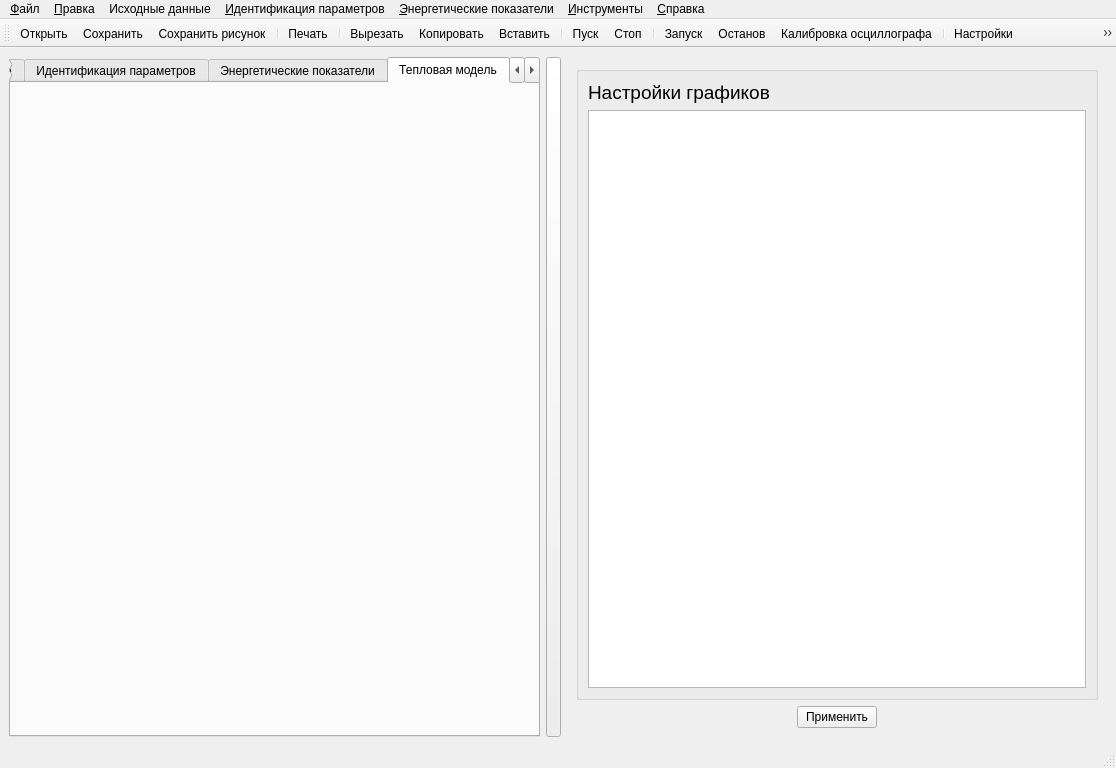
Qt form ImView/mainwindow.ui (Ivanos121/ImView) before a commit.
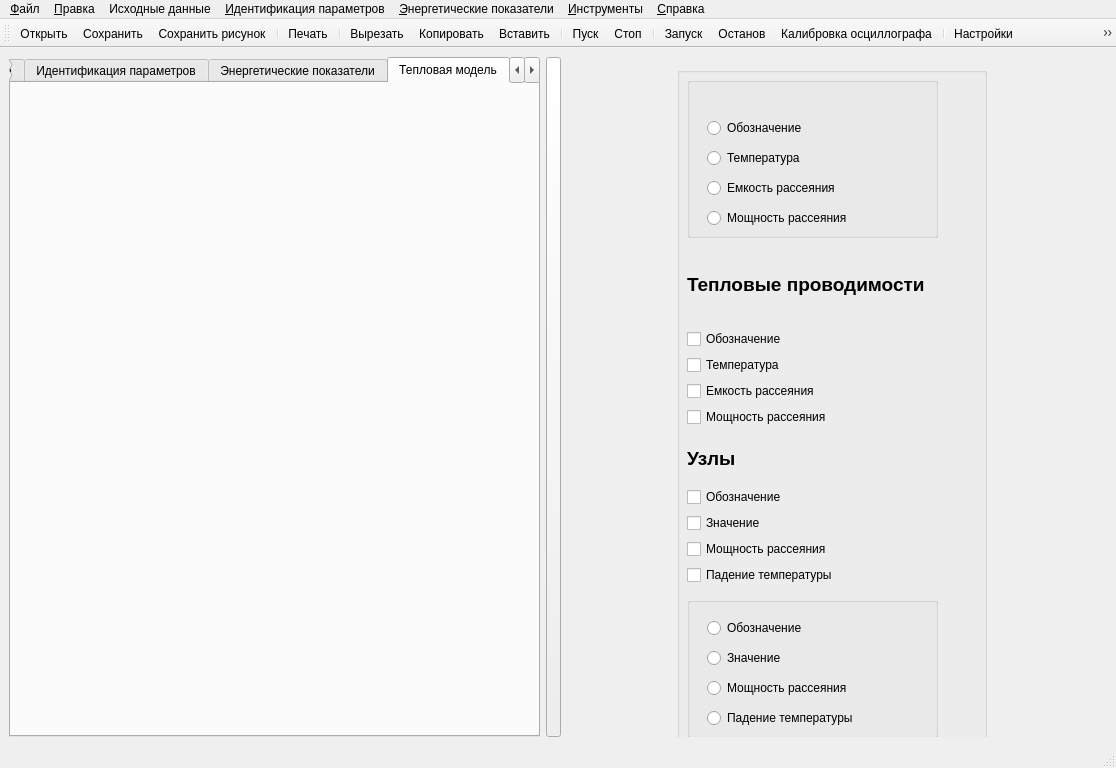
The same form after that commit. The open tabs and pages were chosen to show the change. Icons and pictures are not drawn. Custom widgets are drawn as their Qt base class.

The edit to the form file:
```diff
--- a/ImView/mainwindow.ui
+++ b/ImView/mainwindow.ui
@@ -834,6 +834,365 @@
         </item>
        </layout>
       </widget>
+      <widget class="QWidget" name="page_8">
+       <widget class="QGroupBox" name="groupBox_3">
+        <property name="geometry">
+         <rect>
+          <x>110</x>
+          <y>10</y>
+          <width>310</width>
+          <height>689</height>
+         </rect>
+        </property>
+        <property name="sizePolicy">
+         <sizepolicy hsizetype="Fixed" vsizetype="Preferred">
+          <horstretch>0</horstretch>
+          <verstretch>0</verstretch>
+         </sizepolicy>
+        </property>
+        <property name="maximumSize">
+         <size>
+          <width>310</width>
+          <height>16777215</height>
+         </size>
+        </property>
+        <property name="title">
+         <string/>
+        </property>
+        <widget class="QGroupBox" name="groupBox_5">
+         <property name="geometry">
+          <rect>
+           <x>10</x>
+           <y>10</y>
+           <width>251</width>
+           <height>161</height>
+          </rect>
+         </property>
+         <property name="title">
+          <string/>
+         </property>
+         <widget class="QRadioButton" name="radioButton_3">
+          <property name="geometry">
+           <rect>
+            <x>20</x>
+            <y>100</y>
+            <width>161</width>
+            <height>22</height>
+           </rect>
+          </property>
+          <property name="text">
+           <string>Емкость рассеяния</string>
+          </property>
+         </widget>
+         <widget class="QRadioButton" name="radioButton_4">
+          <property name="geometry">
+           <rect>
+            <x>20</x>
+            <y>130</y>
+            <width>181</width>
+            <height>22</height>
+           </rect>
+          </property>
+          <property name="text">
+           <string>Мощность рассеяния</string>
+          </property>
+         </widget>
+         <widget class="QRadioButton" name="radioButton">
+          <property name="geometry">
+           <rect>
+            <x>20</x>
+            <y>40</y>
+            <width>121</width>
+            <height>22</height>
+           </rect>
+          </property>
+          <property name="text">
+           <string>Обозначение</string>
+          </property>
+         </widget>
+         <widget class="QRadioButton" name="radioButton_2">
+          <property name="geometry">
+           <rect>
+            <x>20</x>
+            <y>70</y>
+            <width>121</width>
+            <height>22</height>
+           </rect>
+          </property>
+          <property name="text">
+           <string>Температура</string>
+          </property>
+         </widget>
+        </widget>
+        <widget class="QGroupBox" name="groupBox_6">
+         <property name="geometry">
+          <rect>
+           <x>10</x>
+           <y>530</y>
+           <width>251</width>
+           <height>141</height>
+          </rect>
+         </property>
+         <property name="title">
+          <string/>
+         </property>
+         <widget class="QRadioButton" name="radioButton_5">
+          <property name="geometry">
+           <rect>
+            <x>20</x>
+            <y>20</y>
+            <width>121</width>
+            <height>22</height>
+           </rect>
+          </property>
+          <property name="text">
+           <string>Обозначение</string>
+          </property>
+         </widget>
+         <widget class="QRadioButton" name="radioButton_8">
+          <property name="geometry">
+           <rect>
+            <x>20</x>
+            <y>110</y>
+            <width>181</width>
+            <height>22</height>
+           </rect>
+          </property>
+          <property name="text">
+           <string>Падение температуры</string>
+          </property>
+         </widget>
+         <widget class="QRadioButton" name="radioButton_6">
+          <property name="geometry">
+           <rect>
+            <x>20</x>
+            <y>50</y>
+            <width>106</width>
+            <height>22</height>
+           </rect>
+          </property>
+          <property name="text">
+           <string>Значение</string>
+          </property>
+         </widget>
+         <widget class="QRadioButton" name="radioButton_7">
+          <property name="geometry">
+           <rect>
+            <x>20</x>
+            <y>80</y>
+            <width>171</width>
+            <height>22</height>
+           </rect>
+          </property>
+          <property name="text">
+           <string>Мощность рассеяния</string>
+          </property>
+         </widget>
+        </widget>
+        <widget class="QWidget" name="layoutWidget">
+         <property name="geometry">
+          <rect>
+           <x>10</x>
+           <y>370</y>
+           <width>252</width>
+           <height>148</height>
+          </rect>
+         </property>
+         <layout class="QVBoxLayout" name="verticalLayout_8">
+          <item>
+           <widget class="QLabel" name="label_7">
+            <property name="text">
+             <string>&lt;html&gt;&lt;head/&gt;&lt;body&gt;&lt;p&gt;&lt;span style=&quot; font-size:14pt; font-weight:700;&quot;&gt;Узлы&lt;/span&gt;&lt;/p&gt;&lt;/body&gt;&lt;/html&gt;</string>
+            </property>
+           </widget>
+          </item>
+          <item>
+           <widget class="QCheckBox" name="checkBox">
+            <property name="text">
+             <string>Обозначение</string>
+            </property>
+           </widget>
+          </item>
+          <item>
+           <widget class="QCheckBox" name="checkBox_2">
+            <property name="text">
+             <string>Значение</string>
+            </property>
+           </widget>
+          </item>
+          <item>
+           <widget class="QCheckBox" name="checkBox_3">
+            <property name="text">
+             <string>Мощность рассеяния</string>
+            </property>
+           </widget>
+          </item>
+          <item>
+           <widget class="QCheckBox" name="checkBox_4">
+            <property name="text">
+             <string>Падение температуры</string>
+            </property>
+           </widget>
+          </item>
+         </layout>
+        </widget>
+        <widget class="QWidget" name="layoutWidget_2">
+         <property name="geometry">
+          <rect>
+           <x>10</x>
+           <y>180</y>
+           <width>252</width>
+           <height>180</height>
+          </rect>
+         </property>
+         <layout class="QVBoxLayout" name="verticalLayout_9">
+          <item>
+           <widget class="QLabel" name="label_8">
+            <property name="text">
+             <string>&lt;html&gt;&lt;head/&gt;&lt;body&gt;&lt;p&gt;&lt;span style=&quot; font-size:14pt; font-weight:700;&quot;&gt;Тепловые проводимости&lt;/span&gt;&lt;/p&gt;&lt;/body&gt;&lt;/html&gt;</string>
+            </property>
+           </widget>
+          </item>
+          <item>
+           <widget class="QCheckBox" name="checkBox_5">
+            <property name="text">
+             <string>Обозначение</string>
+            </property>
+           </widget>
+          </item>
+          <item>
+           <widget class="QCheckBox" name="checkBox_6">
+            <property name="text">
+             <string>Температура</string>
+            </property>
+           </widget>
+          </item>
+          <item>
+           <widget class="QCheckBox" name="checkBox_7">
+            <property name="text">
+             <string>Емкость рассеяния</string>
+            </property>
+           </widget>
+          </item>
+          <item>
+           <widget class="QCheckBox" name="checkBox_8">
+            <property name="text">
+             <string>Мощность рассеяния</string>
+            </property>
+           </widget>
+          </item>
+         </layout>
+        </widget>
+       </widget>
+      </widget>
+      <widget class="QWidget" name="page_5">
+       <layout class="QVBoxLayout" name="verticalLayout_5">
+        <item>
+         <widget class="QLabel" name="label_22">
+          <property name="sizePolicy">
+           <sizepolicy hsizetype="Preferred" vsizetype="Fixed">
+            <horstretch>0</horstretch>
+            <verstretch>0</verstretch>
+           </sizepolicy>
+          </property>
+          <property name="text">
+           <string>&lt;html&gt;&lt;head/&gt;&lt;body&gt;&lt;p&gt;&lt;span style=&quot; font-size:14pt;&quot;&gt;Результаты измерений (тепло общ)&lt;/span&gt;&lt;/p&gt;&lt;/body&gt;&lt;/html&gt;</string>
+          </property>
+         </widget>
+        </item>
+        <item>
+         <widget class="QTableWidget" name="tableWidget_3">
+          <property name="sizePolicy">
+           <sizepolicy hsizetype="Preferred" vsizetype="Preferred">
+            <horstretch>0</horstretch>
+            <verstretch>0</verstretch>
+           </sizepolicy>
+          </property>
+          <property name="minimumSize">
+           <size>
+            <width>0</width>
+            <height>0</height>
+           </size>
+          </property>
+          <property name="alternatingRowColors">
+           <bool>true</bool>
+          </property>
+         </widget>
+        </item>
+       </layout>
+      </widget>
+      <widget class="QWidget" name="page_6">
+       <layout class="QVBoxLayout" name="verticalLayout_6">
+        <item>
+         <widget class="QLabel" name="label_5">
+          <property name="sizePolicy">
+           <sizepolicy hsizetype="Preferred" vsizetype="Fixed">
+            <horstretch>0</horstretch>
+            <verstretch>0</verstretch>
+           </sizepolicy>
+          </property>
+          <property name="text">
+           <string>&lt;html&gt;&lt;head/&gt;&lt;body&gt;&lt;p&gt;&lt;span style=&quot; font-size:16pt;&quot;&gt;Результаты измерения draw line&lt;/span&gt;&lt;/p&gt;&lt;/body&gt;&lt;/html&gt;</string>
+          </property>
+         </widget>
+        </item>
+        <item>
+         <widget class="QTableWidget" name="tableWidget_5">
+          <property name="sizePolicy">
+           <sizepolicy hsizetype="Preferred" vsizetype="Preferred">
+            <horstretch>0</horstretch>
+            <verstretch>0</verstretch>
+           </sizepolicy>
+          </property>
+          <property name="minimumSize">
+           <size>
+            <width>0</width>
+            <height>545</height>
+           </size>
+          </property>
+          <property name="alternatingRowColors">
+           <bool>true</bool>
+          </property>
+         </widget>
+        </item>
+       </layout>
+      </widget>
+      <widget class="QWidget" name="page_7">
+       <layout class="QVBoxLayout" name="verticalLayout_7">
+        <item>
+         <widget class="QLabel" name="label_6">
+          <property name="sizePolicy">
+           <sizepolicy hsizetype="Preferred" vsizetype="Fixed">
+            <horstretch>0</horstretch>
+            <verstretch>0</verstretch>
+           </sizepolicy>
+          </property>
+          <property name="text">
+           <string>&lt;html&gt;&lt;head/&gt;&lt;body&gt;&lt;p&gt;&lt;span style=&quot; font-size:16pt;&quot;&gt;Результаты измерения draw popper&lt;/span&gt;&lt;/p&gt;&lt;/body&gt;&lt;/html&gt;</string>
+          </property>
+         </widget>
+        </item>
+        <item>
+         <widget class="QTableWidget" name="tableWidget_6">
+          <property name="sizePolicy">
+           <sizepolicy hsizetype="Preferred" vsizetype="Preferred">
+            <horstretch>0</horstretch>
+            <verstretch>0</verstretch>
+           </sizepolicy>
+          </property>
+          <property name="minimumSize">
+           <size>
+            <width>0</width>
+            <height>545</height>
+           </size>
+          </property>
+          <property name="alternatingRowColors">
+           <bool>true</bool>
+          </property>
+         </widget>
+        </item>
+       </layout>
+      </widget>
      </widget>
     </item>
    </layout>
```
